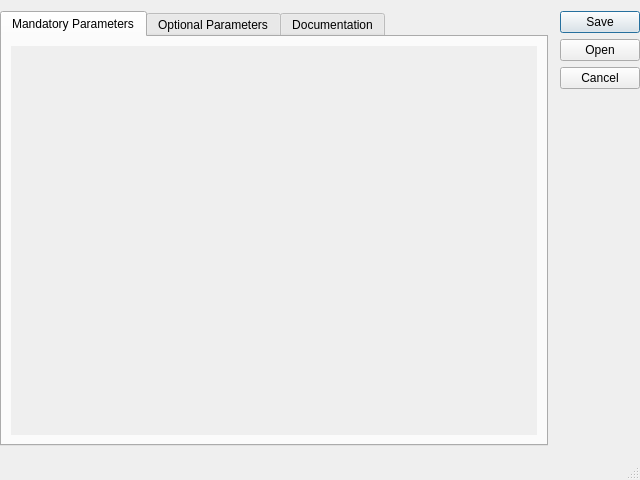
Above: python/plugins/processingmanager/dialog.ui from CzendaZdenda/qgis before the change. Below: the same form after it.
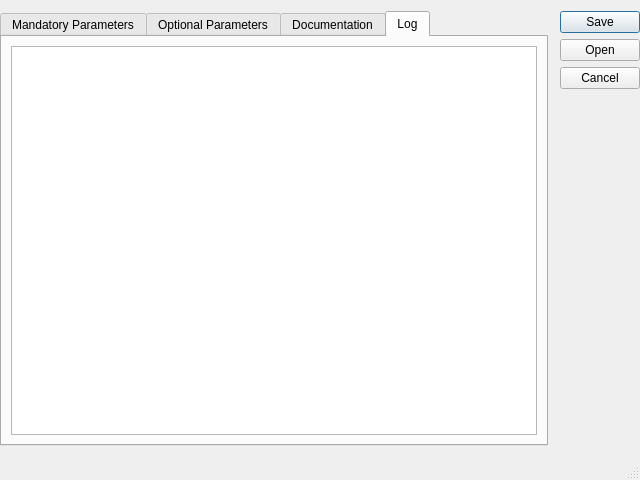
That is the form after the change. The open tabs and pages were chosen to show the change.

Commit message: Log tab in module execution dialog (Issue #52).

Diff of the .ui file:
```diff
--- a/python/plugins/processingmanager/dialog.ui
+++ b/python/plugins/processingmanager/dialog.ui
@@ -160,6 +160,16 @@
        </item>
       </layout>
      </widget>
+     <widget class="QWidget" name="logTab">
+      <attribute name="title">
+       <string>Log</string>
+      </attribute>
+      <layout class="QVBoxLayout" name="verticalLayout_3">
+       <item>
+        <widget class="QTextBrowser" name="logText"/>
+       </item>
+      </layout>
+     </widget>
     </widget>
    </item>
    <item row="0" column="2" rowspan="2">
```
Left out of the diff: 3 changed lines with no effect on the pictures. The commit also changes 1 other file.
